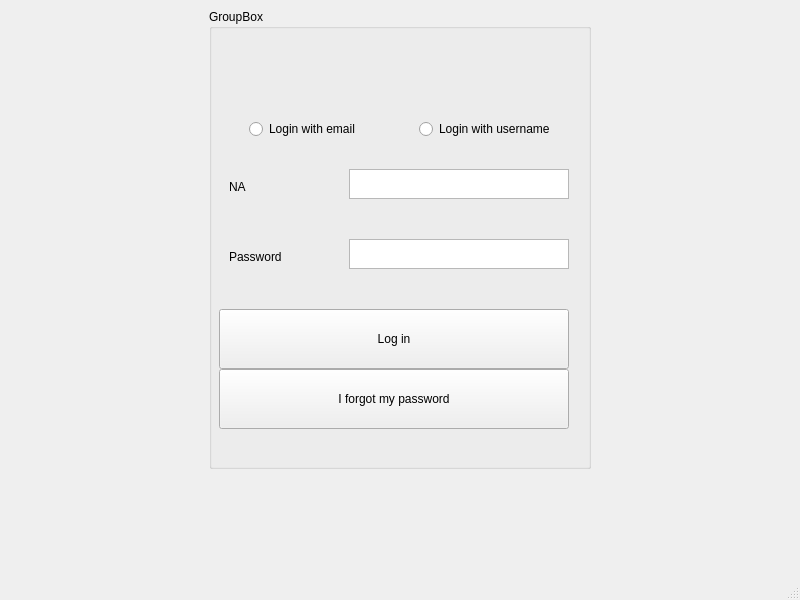
The window that My_Beloved_Client/login.ui (HoSaiN-643/QuantumDeck) describes before a commit, drawn with Qt 5.
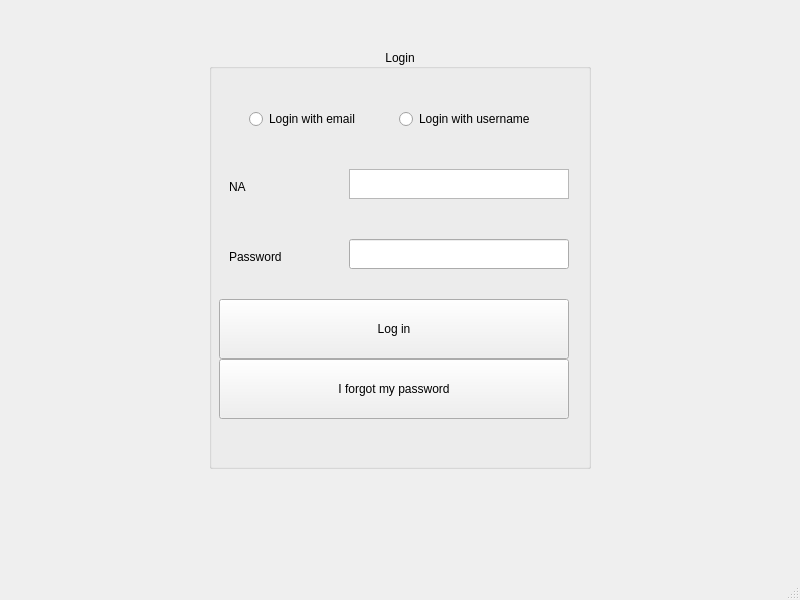
The same window after the commit.

Patch:
```diff
--- a/My_Beloved_Client/login.ui
+++ b/My_Beloved_Client/login.ui
@@ -15,7 +15,39 @@
   </property>
   <widget class="QWidget" name="centralwidget">
    <layout class="QGridLayout" name="gridLayout">
-    <item row="1" column="1">
+    <item row="1" column="2">
+     <spacer name="horizontalSpacer_2">
+      <property name="orientation">
+       <enum>Qt::Orientation::Horizontal</enum>
+      </property>
+      <property name="sizeType">
+       <enum>QSizePolicy::Policy::Fixed</enum>
+      </property>
+      <property name="sizeHint" stdset="0">
+       <size>
+        <width>200</width>
+        <height>20</height>
+       </size>
+      </property>
+     </spacer>
+    </item>
+    <item row="1" column="0">
+     <spacer name="horizontalSpacer">
+      <property name="orientation">
+       <enum>Qt::Orientation::Horizontal</enum>
+      </property>
+      <property name="sizeType">
+       <enum>QSizePolicy::Policy::Fixed</enum>
+      </property>
+      <property name="sizeHint" stdset="0">
+       <size>
+        <width>200</width>
+        <height>20</height>
+       </size>
+      </property>
+     </spacer>
+    </item>
+    <item row="2" column="1">
      <spacer name="verticalSpacer">
       <property name="orientation">
        <enum>Qt::Orientation::Vertical</enum>
@@ -31,48 +63,35 @@
       </property>
      </spacer>
     </item>
-    <item row="0" column="0">
-     <spacer name="horizontalSpacer">
-      <property name="orientation">
-       <enum>Qt::Orientation::Horizontal</enum>
-      </property>
-      <property name="sizeType">
-       <enum>QSizePolicy::Policy::Fixed</enum>
-      </property>
-      <property name="sizeHint" stdset="0">
-       <size>
-        <width>200</width>
-        <height>20</height>
-       </size>
-      </property>
-     </spacer>
-    </item>
-    <item row="0" column="2">
-     <spacer name="horizontalSpacer_2">
-      <property name="orientation">
-       <enum>Qt::Orientation::Horizontal</enum>
-      </property>
-      <property name="sizeType">
-       <enum>QSizePolicy::Policy::Fixed</enum>
-      </property>
-      <property name="sizeHint" stdset="0">
-       <size>
-        <width>200</width>
-        <height>20</height>
-       </size>
-      </property>
-     </spacer>
-    </item>
     <item row="0" column="1">
+     <spacer name="verticalSpacer_2">
+      <property name="orientation">
+       <enum>Qt::Orientation::Vertical</enum>
+      </property>
+      <property name="sizeType">
+       <enum>QSizePolicy::Policy::Fixed</enum>
+      </property>
+      <property name="sizeHint" stdset="0">
+       <size>
+        <width>20</width>
+        <height>40</height>
+       </size>
+      </property>
+     </spacer>
+    </item>
+    <item row="1" column="1">
      <widget class="QGroupBox" name="mew">
       <property name="title">
-       <string>GroupBox</string>
+       <string>Login</string>
+      </property>
+      <property name="alignment">
+       <set>Qt::AlignmentFlag::AlignCenter</set>
       </property>
       <widget class="QLabel" name="UE_Label_2">
        <property name="geometry">
         <rect>
          <x>20</x>
-         <y>170</y>
+         <y>130</y>
          <width>80</width>
          <height>16</height>
         </rect>
@@ -85,7 +104,7 @@
        <property name="geometry">
         <rect>
          <x>20</x>
-         <y>240</y>
+         <y>200</y>
          <width>80</width>
          <height>16</height>
         </rect>
@@ -98,17 +117,7 @@
        <property name="geometry">
         <rect>
          <x>140</x>
-         <y>160</y>
-         <width>220</width>
-         <height>30</height>
-        </rect>
-       </property>
-      </widget>
-      <widget class="QTextEdit" name="Pwd_text">
-       <property name="geometry">
-        <rect>
-         <x>140</x>
-         <y>230</y>
+         <y>120</y>
          <width>220</width>
          <height>30</height>
         </rect>
@@ -118,7 +127,7 @@
        <property name="geometry">
         <rect>
          <x>40</x>
-         <y>110</y>
+         <y>60</y>
          <width>120</width>
          <height>20</height>
         </rect>
@@ -130,8 +139,8 @@
       <widget class="QRadioButton" name="Log_Uname_Radio">
        <property name="geometry">
         <rect>
-         <x>210</x>
-         <y>110</y>
+         <x>190</x>
+         <y>60</y>
          <width>140</width>
          <height>20</height>
         </rect>
@@ -144,7 +153,7 @@
        <property name="geometry">
         <rect>
          <x>10</x>
-         <y>300</y>
+         <y>250</y>
          <width>350</width>
          <height>60</height>
         </rect>
@@ -157,7 +166,7 @@
        <property name="geometry">
         <rect>
          <x>10</x>
-         <y>360</y>
+         <y>310</y>
          <width>350</width>
          <height>60</height>
         </rect>
@@ -166,6 +175,16 @@
         <string>I forgot my password</string>
        </property>
       </widget>
+      <widget class="QLineEdit" name="Pwd_text">
+       <property name="geometry">
+        <rect>
+         <x>140</x>
+         <y>190</y>
+         <width>220</width>
+         <height>30</height>
+        </rect>
+       </property>
+      </widget>
      </widget>
     </item>
    </layout>
```
